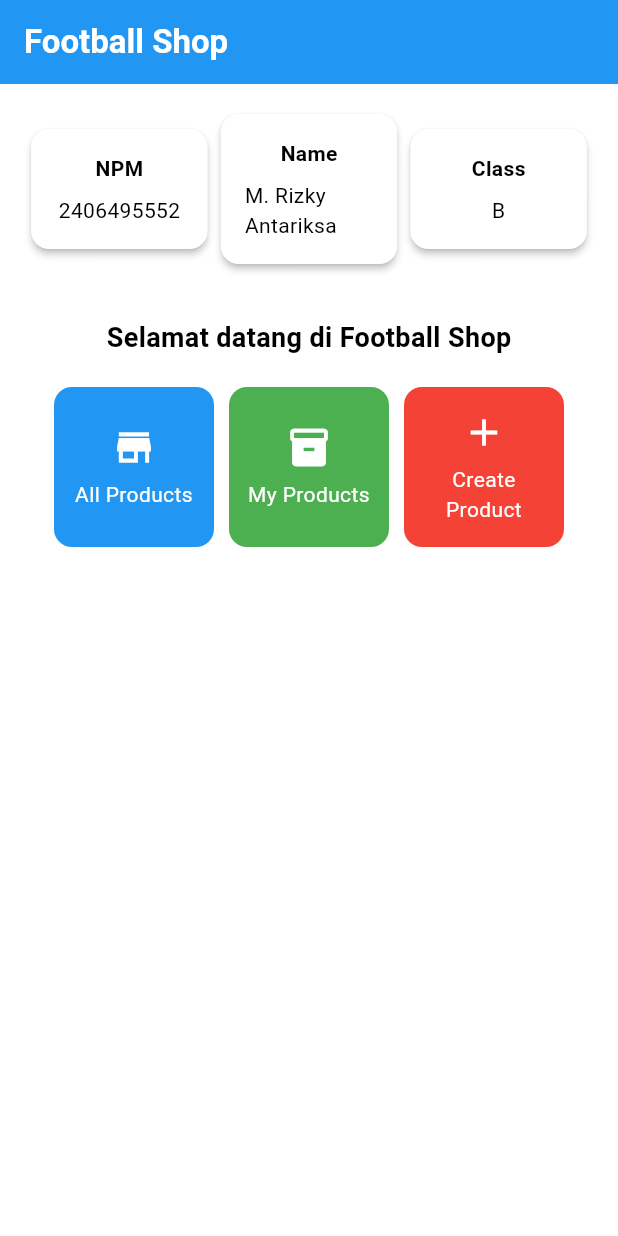
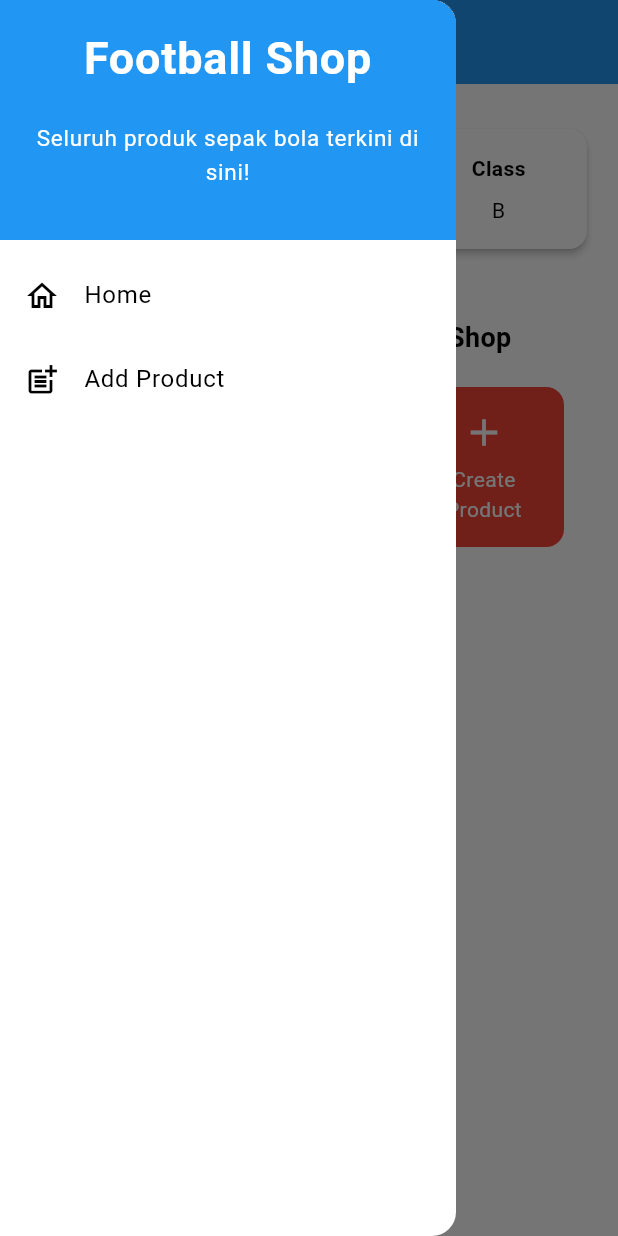
Before and after one commit to rizkyantariksa/football-shop-flutter, a Flutter app: the screen it shows after launch, with the side drawer open (before the commit the screen has no drawer), on a phone screen of 412 x 824 dp. Run offline on Flutter 3.47's test engine with Material 3 defaults, Android fonts, the phone set to English and light mode, and no system bars.

Commit message:
Tugas 8 Selesai

```diff
--- a/lib/main.dart
+++ b/lib/main.dart
@@ -1,5 +1,5 @@
 import 'package:flutter/material.dart';
-import 'package:football_shop/menu.dart';
+import 'package:football_shop/screens/menu.dart';
 
 void main() {
   runApp(const MyApp());
--- a/lib/menu.dart
+++ b/lib/screens/menu.dart
@@ -1,4 +1,6 @@
 import 'package:flutter/material.dart';
+import 'package:football_shop/widgets/left_drawer.dart';
+import 'package:football_shop/widgets/product_card.dart';
 
 class MyHomePage extends StatelessWidget {
     MyHomePage({super.key});
@@ -30,6 +32,7 @@ class MyHomePage extends StatelessWidget {
           // Warna latar belakang AppBar diambil dari skema warna tema aplikasi.
           backgroundColor: Theme.of(context).colorScheme.primary,
         ),
+        drawer: LeftDrawer(),
 
         // Body halaman dengan padding di sekelilingnya.
         body: Padding(
@@ -102,60 +105,6 @@ class ItemHomepage {
  ItemHomepage(this.name, this.icon, this.color);
 }
 
-class ItemCard extends StatelessWidget {
-  // Menampilkan kartu dengan ikon dan nama.
-
-  final ItemHomepage item;
-
-  const ItemCard(this.item, {super.key});
-
-  @override
-  Widget build(BuildContext context) {
-    return Material(
-      // Menentukan warna latar belakang dari tema aplikasi.
-      color: item.color,
-      // Membuat sudut kartu melengkung.
-      borderRadius: BorderRadius.circular(12),
-
-      child: InkWell(
-        // Aksi ketika kartu ditekan.
-        onTap: () {
-          // Menampilkan pesan SnackBar saat kartu ditekan.
-          ScaffoldMessenger.of(context)
-            ..hideCurrentSnackBar()
-            ..showSnackBar(
-              SnackBar(content: Text("Kamu telah menekan tombol ${item.name}!"))
-            );
-        },
-        // Container untuk menyimpan Icon dan Text
-        child: Container(
-          padding: const EdgeInsets.all(8),
-          child: Center(
-            child: Column(
-              // Menyusun ikon dan teks di tengah kartu.
-              mainAxisAlignment: MainAxisAlignment.center,
-              children: [
-                Icon(
-                  item.icon,
-                  color: Colors.white,
-                  size: 30.0,
-                ),
-                const Padding(padding: EdgeInsets.all(3)),
-                Text(
-                  item.name,
-                  textAlign: TextAlign.center,
-                  style: const TextStyle(color: Colors.white),
-                ),
-              ],
-            ),
-          ),
-        ),
-      ),
-    );
-  }
-
-}
-
 class InfoCard extends StatelessWidget {
   // Kartu informasi yang menampilkan title dan content.
 
--- /dev/null
+++ b/lib/widgets/left_drawer.dart
@@ -0,0 +1,67 @@
+import 'package:flutter/material.dart';
+import 'package:football_shop/screens/menu.dart';
+import 'package:football_shop/screens/productlist_form.dart';
+
+class LeftDrawer extends StatelessWidget {
+  const LeftDrawer({super.key});
+
+  @override
+  Widget build(BuildContext context) {
+    return Drawer(
+      child: ListView(
+        children: [
+          const DrawerHeader(
+            decoration: BoxDecoration(
+            color: Colors.blue,
+            ),
+            child: Column(
+              children: [
+                Text(
+                  'Football Shop',
+                  textAlign: TextAlign.center,
+                  style: TextStyle(
+                    fontSize: 30,
+                    fontWeight: FontWeight.bold,
+                    color: Colors.white,
+                  ),
+                ),
+                Padding(padding: EdgeInsets.all(10)),
+                Text("Seluruh produk sepak bola terkini di sini!",
+                  textAlign: TextAlign.center,
+                  style: TextStyle(
+                    fontSize: 15,
+                    color: Colors.white,
+                    fontWeight: FontWeight.normal,
+                  ),
+                ),
+              ],
+            ),
+          ),
+          ListTile(
+            leading: const Icon(Icons.home_outlined),
+            title: const Text('Home'),
+            // Bagian redirection ke MyHomePage
+            onTap: () {
+              Navigator.pushReplacement(
+                  context,
+                  MaterialPageRoute(
+                    builder: (context) => MyHomePage(),
+                  ));
+            },
+          ),
+          ListTile(
+            leading: const Icon(Icons.post_add),
+            title: const Text('Add Product'),
+            // Bagian redirection ke ProductFormPage
+            onTap: () {
+              Navigator.push(
+                context,
+                MaterialPageRoute(builder: (context) => const ProductFormPage()),
+              );
+            },
+          ),
+        ],
+      ),
+    );
+  }
+}
--- /dev/null
+++ b/lib/widgets/product_card.dart
@@ -0,0 +1,64 @@
+import 'package:flutter/material.dart';
+import 'package:football_shop/screens/productlist_form.dart';
+import 'package:football_shop/screens/menu.dart';
+
+class ItemCard extends StatelessWidget {
+  // Menampilkan kartu dengan ikon dan nama.
+
+  final ItemHomepage item;
+
+  const ItemCard(this.item, {super.key});
+
+  @override
+  Widget build(BuildContext context) {
+    return Material(
+      // Menentukan warna latar belakang dari tema aplikasi.
+      color: item.color,
+      // Membuat sudut kartu melengkung.
+      borderRadius: BorderRadius.circular(12),
+
+      child: InkWell(
+        // Aksi ketika kartu ditekan.
+        onTap: () {
+          // Menampilkan pesan SnackBar saat kartu ditekan.
+          ScaffoldMessenger.of(context)
+            ..hideCurrentSnackBar()
+            ..showSnackBar(
+                SnackBar(content: Text("Kamu telah menekan tombol ${item.name}!")));
+
+          // Navigate ke route yang sesuai (tergantung jenis tombol)
+          if (item.name == "Create Product") {
+            Navigator.push(
+              context,
+              MaterialPageRoute(builder: (context) => const ProductFormPage()),
+            );
+          }
+        },
+        // Container untuk menyimpan Icon dan Text
+        child: Container(
+          padding: const EdgeInsets.all(8),
+          child: Center(
+            child: Column(
+              // Menyusun ikon dan teks di tengah kartu.
+              mainAxisAlignment: MainAxisAlignment.center,
+              children: [
+                Icon(
+                  item.icon,
+                  color: Colors.white,
+                  size: 30.0,
+                ),
+                const Padding(padding: EdgeInsets.all(3)),
+                Text(
+                  item.name,
+                  textAlign: TextAlign.center,
+                  style: const TextStyle(color: Colors.white),
+                ),
+              ],
+            ),
+          ),
+        ),
+      ),
+    );
+  }
+
+}
```
Also changed, not shown: lib/screens/productlist_form.dart (added, +301 -0 lines), 1 other file.
